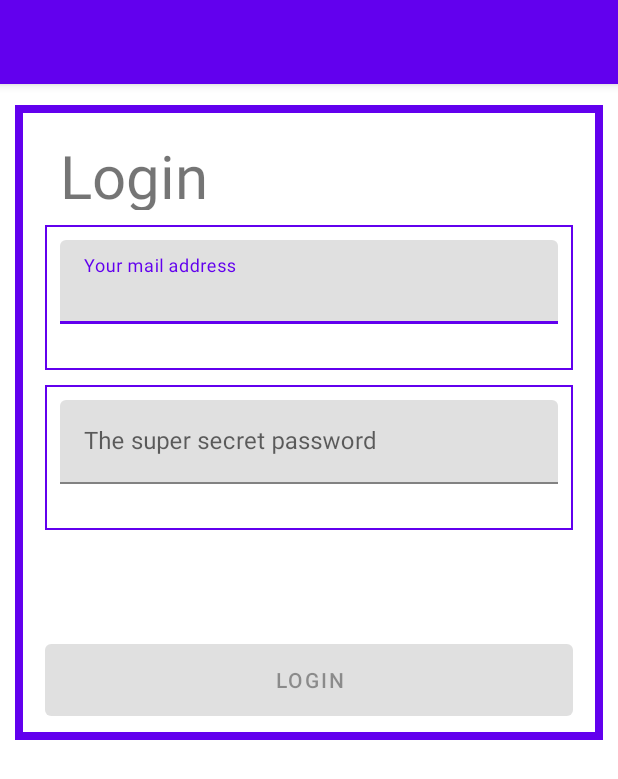
After one commit to erdeanmich/todings, an Android app: the LoginActivity screen opened directly, with no data from a screen before it, on a phone screen of 412 x 824 dp. The commit adds this screen. Shown: the top 779 px of the screen. Run offline under Robolectric (Android 15) with nearby library versions, the phone set to English and light mode, and no system bars; network calls fail.

Commit message:
Implemented login

```diff
--- /dev/null
+++ b/app/src/main/java/com/erdeanmich/todings/login/activities/LoginActivity.kt
@@ -0,0 +1,156 @@
+package com.erdeanmich.todings.login.activities
+
+import android.content.Intent
+import androidx.appcompat.app.AppCompatActivity
+import android.os.Bundle
+import android.text.Editable
+import android.text.TextWatcher
+import android.view.View
+import android.widget.Button
+import android.widget.ProgressBar
+import android.widget.TextView
+import androidx.activity.viewModels
+import androidx.lifecycle.lifecycleScope
+import com.erdeanmich.todings.R
+import com.erdeanmich.todings.login.view.LoginViewModel
+import com.erdeanmich.todings.overview.activities.OverviewActivity
+import com.erdeanmich.todings.web.service.Retrofit
+import com.google.android.material.textfield.TextInputEditText
+import com.google.android.material.textfield.TextInputLayout
+import kotlinx.coroutines.*
+import java.net.InetAddress
+import java.net.InetSocketAddress
+import java.net.Socket
+import java.util.*
+
+class LoginActivity : AppCompatActivity() {
+    private val inputDelay = 2000L
+    private var mailDebounceJob: Job? = null
+    private var passwordDebounceJob: Job? = null
+    private var isFirstMailCheck = true
+    private var isFirstPasswordCheck = true
+    private val loginButton: Button by lazy { findViewById(R.id.login_button) }
+    private val mailLayout: TextInputLayout by lazy { findViewById(R.id.login_mail_input_layout) }
+    private val mailInput: TextInputEditText by lazy { findViewById(R.id.login_mail_edit_text) }
+    private val passwordLayout: TextInputLayout by lazy { findViewById(R.id.login_password_input_layout) }
+    private val passwordInput: TextInputEditText by lazy { findViewById(R.id.login_password_edit_text) }
+    private val progressSpinner: ProgressBar by lazy { findViewById(R.id.progressSpinner) }
+    private val loginError: TextView by lazy { findViewById(R.id.login_error) }
+    private val viewModel: LoginViewModel by viewModels()
+
+    override fun onCreate(savedInstanceState: Bundle?) {
+        super.onCreate(savedInstanceState)
+        setContentView(R.layout.activity_login)
+
+        lifecycleScope.launch(Dispatchers.IO) {
+            try {
+                val socket = Socket()
+                socket.connect(InetSocketAddress("192.168.0.243", 8080), 10000)
+                socket.close()
+            } catch (e: Exception) {
+                showOverview()
+            }
+
+        }
+
+        loginButton.isEnabled = false
+        initTextWatchers()
+        initLoginButton()
+        initViewModelObservers()
+
+    }
+
+    private fun initViewModelObservers() {
+        viewModel.getMailValidStatus().observe(this, { isValid ->
+            if (isValid || isFirstMailCheck) {
+                isFirstMailCheck = false
+                mailLayout.error = null
+            } else {
+                mailLayout.error = "Please enter a valid email address"
+            }
+        })
+
+        viewModel.getPasswordValidStatus().observe(this, { isValid ->
+            if (isValid || isFirstPasswordCheck) {
+                passwordLayout.error = null
+                isFirstPasswordCheck = false
+            } else {
+                passwordLayout.error = "Please enter a 6-digit password"
+            }
+        })
+
+        viewModel.getValidStatus().observe(this, { isValid ->
+            loginButton.isEnabled = isValid
+        })
+    }
+
+    private fun initLoginButton() {
+        loginButton.setOnClickListener {
+            progressSpinner.visibility = View.VISIBLE
+            lifecycleScope.launch(Dispatchers.IO) {
+                val response = viewModel.login()
+                if (!response.isSuccessful) {
+                    return@launch
+                }
+                delay(3000L)
+                progressSpinner.visibility = View.INVISIBLE
+
+                if (response.body() == false) {
+                    loginError.visibility = View.VISIBLE
+                    return@launch
+                }
+
+                val localItems = viewModel.getToDosInDB()
+                if (localItems.isEmpty()) {
+                    viewModel.getRemoteToDos()
+                } else {
+                    viewModel.syncLocalToDosToRemote()
+                }
+
+                showOverview()
+            }
+        }
+    }
+
+    private fun showOverview() {
+        val intent = Intent(this, OverviewActivity::class.java)
+        startActivity(intent)
+    }
+
+    private fun initTextWatchers() {
+        mailInput.addTextChangedListener(object : TextWatcher {
+            override fun beforeTextChanged(s: CharSequence?, start: Int, count: Int, after: Int) {}
+
+            override fun onTextChanged(s: CharSequence?, start: Int, before: Int, count: Int) {
+                loginError.visibility = View.INVISIBLE
+            }
+
+            override fun afterTextChanged(s: Editable?) {
+                mailLayout.error = null
+                mailDebounceJob?.cancel()
+                mailDebounceJob = lifecycleScope.launch(Dispatchers.Main) {
+                    delay(inputDelay)
+                    viewModel.setMail(s.toString())
+                }
+            }
+
+        })
+
+        passwordInput.addTextChangedListener(object : TextWatcher {
+            override fun beforeTextChanged(s: CharSequence?, start: Int, count: Int, after: Int) {}
+
+            override fun onTextChanged(s: CharSequence?, start: Int, before: Int, count: Int) {
+                loginError.visibility = View.INVISIBLE
+            }
+
+            override fun afterTextChanged(s: Editable?) {
+                passwordLayout.error = null
+                passwordDebounceJob?.cancel()
+                passwordDebounceJob = lifecycleScope.launch(Dispatchers.Main) {
+                    delay(inputDelay)
+                    viewModel.setPassword(s.toString())
+                }
+            }
+        })
+    }
+}
--- /dev/null
+++ b/app/src/main/java/com/erdeanmich/todings/login/view/LoginViewModel.kt
@@ -0,0 +1,105 @@
+package com.erdeanmich.todings.login.view
+
+import android.app.Application
+import android.util.Patterns
+import androidx.core.text.isDigitsOnly
+import androidx.lifecycle.AndroidViewModel
+import androidx.lifecycle.LiveData
+import androidx.lifecycle.MutableLiveData
+import androidx.lifecycle.viewModelScope
+import com.erdeanmich.todings.database.DatabaseProvider
+import com.erdeanmich.todings.database.ToDoItemDAO
+import com.erdeanmich.todings.model.ToDoItem
+import com.erdeanmich.todings.web.model.ApiTransformer
+import com.erdeanmich.todings.web.model.UserApiModel
+import com.erdeanmich.todings.web.service.ToDoService
+import com.erdeanmich.todings.web.service.UserService
+import kotlinx.coroutines.launch
+import retrofit2.Response
+
+class LoginViewModel(application: Application) : AndroidViewModel(application) {
+
+    private val toDoItemDao: ToDoItemDAO by lazy { DatabaseProvider.getToDoItemDAO(application) }
+    private val passwordValid: MutableLiveData<Boolean> = MutableLiveData(false)
+    private val mailValid: MutableLiveData<Boolean> = MutableLiveData(false)
+    private val mailText: MutableLiveData<String> = MutableLiveData("")
+    private val passwordText: MutableLiveData<String> = MutableLiveData("")
+    private val allValid: MutableLiveData<Boolean> = MutableLiveData(false)
+    private val transformer = ApiTransformer()
+
+    fun getMailValidStatus(): LiveData<Boolean> {
+        return mailValid
+    }
+
+    fun getPasswordValidStatus(): LiveData<Boolean> {
+        return passwordValid
+    }
+
+    fun getValidStatus(): LiveData<Boolean> {
+        return allValid
+    }
+
+    fun setPassword(password: String) {
+        passwordText.value = password
+        validatePassword()
+    }
+
+    fun setMail(mail: String) {
+        mailText.value = mail
+        validateMail()
+    }
+
+    suspend fun getRemoteToDos() {
+        val response = ToDoService.getService().getAllToDos()
+        if (!response.isSuccessful) {
+            return
+        }
+
+        val items = response.body()?.map { transformer.apiToLocal(it) } ?: emptyList<ToDoItem>()
+        toDoItemDao.deleteAll()
+        items.forEach { toDoItemDao.insert(it) }
+    }
+
+    suspend fun syncLocalToDosToRemote() {
+        val service = ToDoService.getService()
+        val deleteResponse = service.deleteAllToDos()
+        if (!deleteResponse.isSuccessful) {
+            return
+        }
+
+        toDoItemDao.getAll()
+            .map { transformer.localToApi(it) }
+            .forEach {
+                service.createToDo(it)
+            }
+
+    }
+
+    suspend fun getToDosInDB(): List<ToDoItem> {
+        return toDoItemDao.getAll()
+    }
+
+    suspend fun login(): Response<Boolean> {
+        return UserService.getService()
+            .authenticate(UserApiModel(passwordText.value!!, mailText.value!!))
+    }
+
+    private fun validatePassword() {
+        val password = passwordText.value
+        val isValid = !password.isNullOrEmpty() && password.isDigitsOnly() && password.length == 6
+        passwordValid.value = isValid
+        validateAll()
+
+    }
+
+    private fun validateMail() {
+        val mail = mailText.value
+        val isValid = !mail.isNullOrEmpty() && Patterns.EMAIL_ADDRESS.matcher(mail).matches()
+        mailValid.value = isValid
+        validateAll()
+    }
+
+    private fun validateAll() {
+        allValid.value = (passwordValid.value ?: false) && (mailValid.value ?: false)
+    }
+}
--- a/app/src/main/java/com/erdeanmich/todings/web/service/UserService.kt
+++ b/app/src/main/java/com/erdeanmich/todings/web/service/UserService.kt
@@ -2,14 +2,15 @@ package com.erdeanmich.todings.web.service
 
 import com.erdeanmich.todings.web.model.UserApiModel
 import retrofit2.Response
+import retrofit2.http.Body
 import retrofit2.http.PUT
 
 interface UserService {
     @PUT("users/auth")
-    suspend fun authenticate(user: UserApiModel): Response<Boolean>
+    suspend fun authenticate(@Body user: UserApiModel): Response<Boolean>
 
     companion object {
-        var userService: UserService? = null
+        private var userService: UserService? = null
         fun getService(): UserService {
             if (userService == null){
                 val retrofit = Retrofit.getRetrofit()
--- /dev/null
+++ b/app/src/main/res/layout/activity_login.xml
@@ -0,0 +1,111 @@
+<?xml version="1.0" encoding="utf-8"?>
+<androidx.coordinatorlayout.widget.CoordinatorLayout
+    xmlns:tools="http://schemas.android.com/tools"
+    xmlns:app="http://schemas.android.com/apk/res-auto"
+    xmlns:android="http://schemas.android.com/apk/res/android"
+    android:layout_height="match_parent"
+    android:layout_width="match_parent">
+
+    <com.google.android.material.appbar.AppBarLayout
+        android:id="@+id/appbar"
+        android:layout_width="match_parent"
+        android:layout_height="wrap_content">
+        <androidx.appcompat.widget.Toolbar
+            android:id="@+id/toolbar"
+            android:layout_width="match_parent"
+            android:layout_height="?attr/actionBarSize"
+            android:background="?attr/colorPrimary"
+            android:theme="@style/Theme.ToDings"
+            app:popupTheme="@style/Theme.ToDings.PopupOverlay" />
+    </com.google.android.material.appbar.AppBarLayout>
+
+
+
+    <androidx.constraintlayout.widget.ConstraintLayout
+        android:layout_width="match_parent"
+        android:layout_height="wrap_content"
+        android:layout_marginStart="10dp"
+        android:layout_marginEnd="10dp"
+        android:padding="10dp"
+        android:background="@drawable/bg_border"
+        android:layout_marginTop="70dp">
+        <TextView
+            android:id="@+id/login_headline"
+            app:layout_constraintTop_toTopOf="parent"
+            app:layout_constraintStart_toStartOf="parent"
+            android:layout_width="wrap_content"
+            android:layout_height="50dp"
+            android:textSize="40sp"
+            android:paddingStart="10dp"
+            android:paddingEnd="10dp"
+            android:layout_margin="10dp"
+            android:text="@string/login"/>
+
+        <ProgressBar
+            android:visibility="invisible"
+            android:id="@+id/progressSpinner"
+            android:layout_width="wrap_content"
+            android:layout_height="0dp"
+            app:layout_constraintTop_toTopOf="parent"
+            android:layout_margin="10dp"
+            app:layout_constraintStart_toEndOf="@id/login_headline"
+            />
+
+        <com.google.android.material.textfield.TextInputLayout
+            android:id="@+id/login_mail_input_layout"
+            android:layout_width="match_parent"
+            android:layout_height="wrap_content"
+            app:layout_constraintTop_toBottomOf="@id/login_headline"
+            android:layout_margin="10dp"
+            android:padding="10dp"
+            android:background="@drawable/bg_border_thin"
+            app:errorEnabled="true">
+            <com.google.android.material.textfield.TextInputEditText
+                android:id="@+id/login_mail_edit_text"
+                android:layout_width="match_parent"
+                android:inputType="textEmailAddress"
+                android:layout_height="match_parent"
+                android:hint="@string/mail_address" />
+        </com.google.android.material.textfield.TextInputLayout>
+        <com.google.android.material.textfield.TextInputLayout
+            android:layout_width="match_parent"
+            android:id="@+id/login_password_input_layout"
+            android:layout_height="wrap_content"
+            app:layout_constraintTop_toBottomOf="@id/login_mail_input_layout"
+            android:layout_margin="10dp"
+            android:background="@drawable/bg_border_thin"
+            app:errorEnabled="true"
+            android:padding="10dp">
+            <com.google.android.material.textfield.TextInputEditText
+                android:layout_width="match_parent"
+                android:id="@+id/login_password_edit_text"
+                android:layout_height="match_parent"
+                android:inputType="numberPassword"
+                android:hint="@string/the_super_secret_password" />
+        </com.google.android.material.textfield.TextInputLayout>
+
+        <TextView
+            android:id="@+id/login_error"
+            android:visibility="invisible"
+            android:textColor="@color/design_default_color_error"
+            android:layout_width="wrap_content"
+            android:layout_height="50dp"
+            app:layout_constraintStart_toStartOf="parent"
+            android:layout_margin="10dp"
+            app:layout_constraintTop_toBottomOf="@id/login_password_input_layout"
+            android:text="@string/please_provide_valid_credentials"/>
+
+        <Button
+            android:id="@+id/login_button"
+            android:layout_width="match_parent"
+            android:layout_height="60dp"
+            android:text="@string/login"
+            app:layout_constraintTop_toBottomOf="@id/login_error"
+            android:layout_margin="10dp" />
+
+
+
+
+    </androidx.constraintlayout.widget.ConstraintLayout>
+
+</androidx.coordinatorlayout.widget.CoordinatorLayout>
--- a/app/src/main/res/values/strings.xml
+++ b/app/src/main/res/values/strings.xml
@@ -43,4 +43,8 @@
     <string name="invalid_username">Not a valid username</string>
     <string name="invalid_password">Password must be >5 characters</string>
     <string name="login_failed">"Login failed"</string>
+    <string name="login">Login</string>
+    <string name="mail_address">Your mail address</string>
+    <string name="the_super_secret_password">The super secret password</string>
+    <string name="please_provide_valid_credentials">Please provide valid credentials</string>
 </resources>
```
Also changed, not shown: app/src/main/AndroidManifest.xml (+8 -5 lines), app/src/main/java/com/erdeanmich/todings/detail/activities/DetailActivity.kt (+14 -2 lines), app/src/main/java/com/erdeanmich/todings/overview/activities/OverviewActivity.kt (+0 -8 lines).
